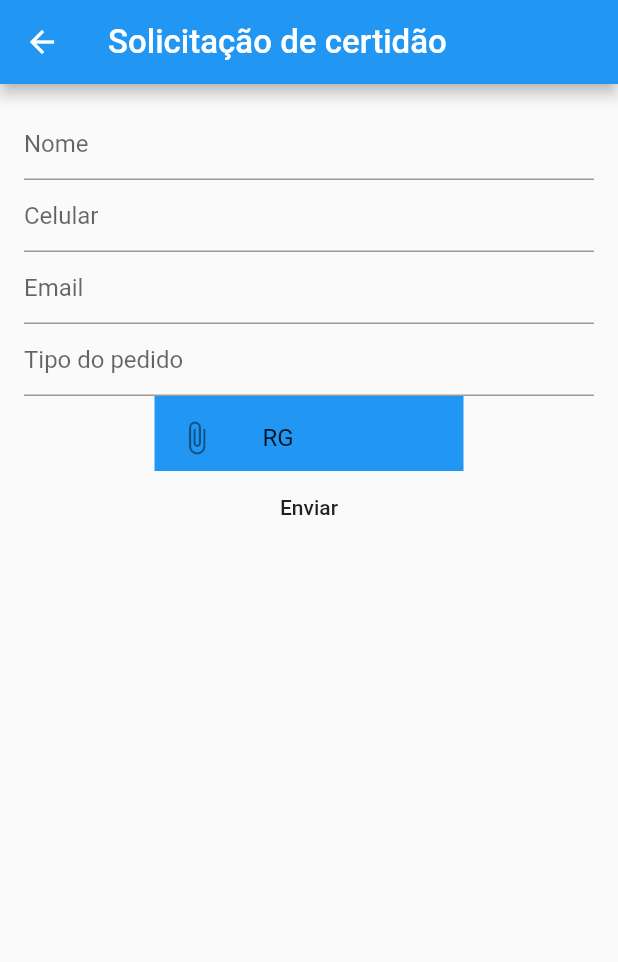
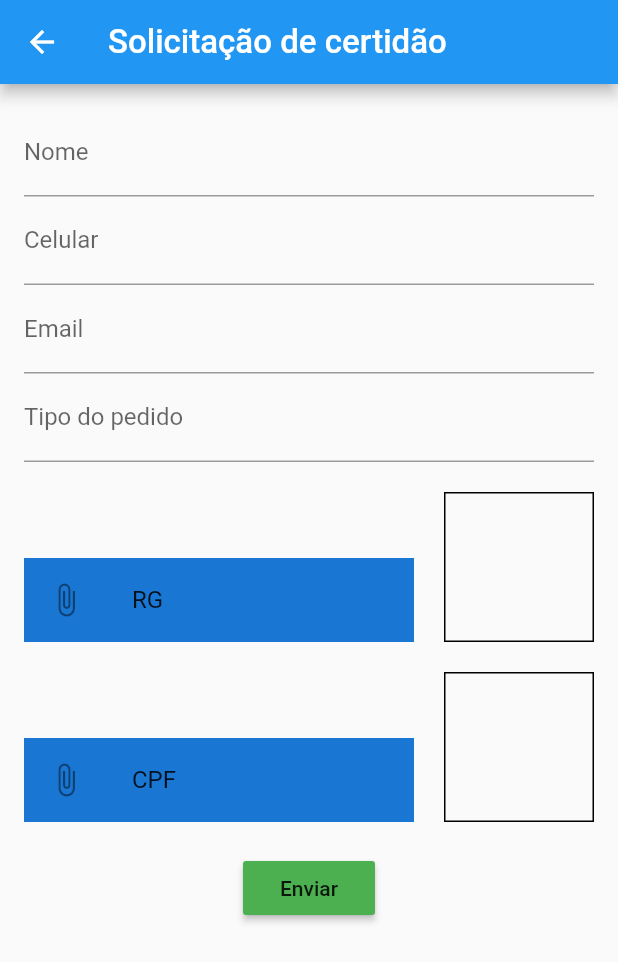
Before and after one commit to guilherme-n/PrototipoPreCadastro, a Flutter app: the screen it shows once a user with an empty profile is signed in, after a tap on "Solicitar certidão", on a phone screen of 412 x 824 dp. Shown: the top 962 px of the screen. Run offline on Flutter 3.47's test engine with Material 2 defaults, Android fonts, the phone set to English and light mode, and no system bars; our stand-ins replace cloud_firestore, firebase_auth, firebase_storage, flutter_local_notifications, image_picker, mask_text_input_formatter and 1 more; accounts and stored records are empty.

Commit message:
Tela de envio: de solicitado: validação de campos em branco, alteração no layout do botão de anexar imagem, miniatura da imagem anexada. Tela de solicitações feitas: formatação da data e tratamento de erro quando a data não estava disponível.

```diff
--- a/lib/components/alert_dialog.dart
+++ b/lib/components/alert_dialog.dart
@@ -8,8 +8,10 @@ Future alertDialog(
     @required String conteudo}) {
   if (Platform.isIOS) {
     return showDialog(
+      barrierDismissible: false,
       context: context,
       builder: (context) => CupertinoAlertDialog(
+
         title: Text(titulo),
         content: Text(conteudo),
         actions: <Widget>[
@@ -24,6 +26,7 @@ Future alertDialog(
     );
   } else {
     return showDialog(
+      barrierDismissible: false,
       context: context,
       builder: (context) => AlertDialog(
         title: Text(titulo),
--- a/lib/main.dart
+++ b/lib/main.dart
@@ -3,7 +3,6 @@ import 'package:flutter/services.dart';
 import 'package:prototipo1precadastro/Util/configuracoes_globais.dart';
 import 'package:prototipo1precadastro/screens/cadastro_usuario.dart';
 import 'package:prototipo1precadastro/screens/criacao_solicitacao.dart';
-import 'package:prototipo1precadastro/screens/home.dart';
 import 'package:prototipo1precadastro/screens/home.dart';
 import 'package:prototipo1precadastro/screens/login.dart';
 import 'package:prototipo1precadastro/screens/resetar_senha.dart';
--- a/lib/models/pedido.dart
+++ b/lib/models/pedido.dart
@@ -1,13 +1,17 @@
 import 'package:prototipo1precadastro/models/solicitante.dart';
 
 class Pedido {
-  final String idUsuario;
-  final String tipoPedido;
-  final Solicitante solicitante;
-  final DateTime dataSolicitacao;
+  String idUsuario;
+  String tipoPedido;
+  Solicitante solicitante;
+  DateTime dataSolicitacao;
 
-  Pedido(
-      {this.idUsuario, this.tipoPedido, this.solicitante, this.dataSolicitacao});
+  Pedido({
+    this.idUsuario,
+    this.tipoPedido,
+    this.solicitante,
+    this.dataSolicitacao,
+  });
 
   Map<String, dynamic> toJson() {
     return {
--- a/lib/models/solicitante.dart
+++ b/lib/models/solicitante.dart
@@ -1,7 +1,7 @@
 class Solicitante {
-  final String nome;
-  final String email;
-  final String celular;
+  String nome;
+  String email;
+  String celular;
 
   Solicitante({this.nome, this.email, this.celular});
 
--- a/lib/screens/configuracoes.dart
+++ b/lib/screens/configuracoes.dart
@@ -7,16 +7,15 @@ class Configuracoes extends StatelessWidget {
   Widget build(BuildContext context) {
     return Scaffold(
       appBar: header(isAppTitle: false, texto: 'Configuracoes'),
-      body: Column(
-        children: <Widget>[
-          FlatButton(
+      body: Center(
+        child: FlatButton(
+          color: Colors.yellow,
           child: Text('Sair'),
           onPressed: () async{
             AuthService auth = AuthService();
             auth.signout();
           },
         ),
-        ],
       ),
     );
   }
--- a/lib/screens/criacao_solicitacao.dart
+++ b/lib/screens/criacao_solicitacao.dart
@@ -12,11 +12,12 @@ import 'dart:io';
 import 'package:image_picker/image_picker.dart';
 import 'package:uuid/uuid.dart';
 import 'package:image/image.dart' as Im;
+import 'package:mask_text_input_formatter/mask_text_input_formatter.dart';
 
 const String _kTextoTituloDialog =
     'Escolha de onde gostaria de enviar o documento';
-const String _kTextoImgDaCamera = 'Através da camera';
-const String _kTextoImgDaGaleria = 'Documento da galeria de imagens';
+const String _kTextoImgDaCamera = 'Câmera';
+const String _kTextoImgDaGaleria = 'Galeria de imagens';
 
 class CriacaoSolicitacao extends StatefulWidget {
   static const String id = 'criacao_solicitacao';
@@ -28,6 +29,8 @@ class CriacaoSolicitacao extends StatefulWidget {
 class _CriacaoSolicitacaoState extends State<CriacaoSolicitacao> {
   Firestore _firestore = Firestore.instance;
   FirebaseUser _firebaseUser;
+  Pedido pedido = Pedido();
+  final _globalKeyForm = GlobalKey<FormState>();
 
   final StorageReference storageRef = FirebaseStorage.instance.ref();
   final pedidosRef = Firestore.instance.collection('pedidos');
@@ -35,14 +38,9 @@ class _CriacaoSolicitacaoState extends State<CriacaoSolicitacao> {
   bool _isCarregando = false;
   File file;
   String idDocumento = Uuid().v4();
-  final TextEditingController _textEditingControllerNome =
-      new TextEditingController();
-  final TextEditingController _textEditingControllerCelular =
-      new TextEditingController();
-  final TextEditingController _textEditingControllerEmail =
-      new TextEditingController();
-  final TextEditingController _textEditingControllerTipopedido =
-      new TextEditingController();
+
+  final mascaraCelular = new MaskTextInputFormatter(
+      mask: '(##) #####-####', filter: {"#": RegExp(r'[0-9]')});
 
   @override
   void initState() {
@@ -60,37 +58,102 @@ class _CriacaoSolicitacaoState extends State<CriacaoSolicitacao> {
         padding: const EdgeInsets.all(16.0),
         child: ModalProgressHUD(
           inAsyncCall: _isCarregando,
+          child: formNovo(),
+        ),
+      ),
+    );
+  }
+
+  Form formNovo() {
+    return Form(
+      key: _globalKeyForm,
+      child: SingleChildScrollView(
         child: Column(
           children: <Widget>[
-              TextField(
-                decoration: InputDecoration(
-                  hintText: 'Nome',
+            TextFormField(
+              decoration: InputDecoration(labelText: 'Nome'),
+              validator: (value) {
+                if (value.isEmpty) {
+                  return 'Preencha o nome';
+                }
+                return null;
+              },
+              onSaved: (value) {
+                this.pedido.solicitante.nome = value;
+              },
             ),
-                controller: _textEditingControllerNome,
+            TextFormField(
+              decoration: InputDecoration(labelText: 'Celular'),
+              keyboardType: TextInputType.number,
+              inputFormatters: [mascaraCelular],
+              validator: (value) {
+                if (value.isEmpty) {
+                  return 'Preencha o celular';
+                }
+                return null;
+              },
+              onSaved: (value) {
+                this.pedido.solicitante.celular = value;
+              },
             ),
-              TextField(
-                decoration: InputDecoration(
-                  hintText: 'Celular',
+            TextFormField(
+              decoration: InputDecoration(labelText: 'Email'),
+              keyboardType: TextInputType.emailAddress,
+              validator: (value) {
+                if (value.isEmpty) {
+                  return 'Preencha o email';
+                }
+                return null;
+              },
+              onSaved: (value) {
+                this.pedido.solicitante.email = value;
+              },
             ),
-                controller: _textEditingControllerCelular,
+            TextFormField(
+              decoration: InputDecoration(labelText: 'Tipo do pedido'),
+              validator: (value) {
+                if (value.isEmpty) {
+                  return 'Preencha o tipo do pedido';
+                }
+                return null;
+              },
+              onSaved: (value) {
+                this.pedido.tipoPedido = value;
+              },
             ),
-              TextField(
-                decoration: InputDecoration(
-                  hintText: 'Email',
+            SizedBox(
+              height: 20.0,
             ),
-                controller: _textEditingControllerEmail,
+            BotaoEImagem(textoBotao: 'RG', posicaoArrayImagens: 0),
+            SizedBox(height: 20.0),
+            BotaoEImagem(textoBotao: 'CPF', posicaoArrayImagens: 1),
+            SizedBox(height: 20.0),
+            RaisedButton(
+              color: Colors.green,
+              child: const Text(
+                'Enviar',
               ),
-              TextField(
-                decoration: InputDecoration(
-                  hintText: 'Tipo do pedido',
+              onPressed: _submit,
             ),
-                controller: _textEditingControllerTipopedido,
+          ],
         ),
-              Container(
-                height: 50.0,
-                width: MediaQuery.of(context).size.width / 2,
-                color: Theme.of(context).primaryColor,
+      ),
+    );
+  }
+
+  Row BotaoEImagem(
+      {@required String textoBotao, @required int posicaoArrayImagens}) {
+    return Row(
+      crossAxisAlignment: CrossAxisAlignment.end,
+      children: <Widget>[
+        Expanded(
+          child: Container(
+            color: MediaQuery.of(context).platformBrightness == Brightness.light
+                ? Theme.of(context).primaryColorDark
+                : Theme.of(context).primaryColorLight,
             child: ListTile(
+              leading: Icon(Icons.attach_file),
+              title: Text(textoBotao),
               onTap: () {
                 if (file == null) {
                   Platform.isIOS
@@ -98,8 +161,6 @@ class _CriacaoSolicitacaoState extends State<CriacaoSolicitacao> {
                       : selectImageAndroid(context);
                 }
               },
-                  leading: const Icon(Icons.attach_file),
-                  title: const Text('RG'),
               trailing: Visibility(
                 visible: file != null,
                 child: IconButton(
@@ -115,50 +176,43 @@ class _CriacaoSolicitacaoState extends State<CriacaoSolicitacao> {
                 ),
               ),
             ),
-//                  child: Row(
-//                    mainAxisAlignment: MainAxisAlignment.center,
-//                    children: <Widget>[
-//                      Icon(Icons.attach_file),
-//                      Text('RG'),
-//                    ],
-//                  ),
           ),
-              FlatButton(
-                  child: const Text(
-                    'Enviar',
         ),
-                  onPressed: _enviarSolicitacao),
-            ],
+        SizedBox(
+          width: 20.0,
+        ),
+        Container(
+          width: 100.0,
+          height: 100.0,
+          decoration: BoxDecoration(
+            border: Border.all(),
+            image: file == null
+                ? null
+                : DecorationImage(
+                    image: FileImage(file),
+                    fit: BoxFit.fill,
                   ),
           ),
         ),
+      ],
     );
   }
 
-  void _enviarSolicitacao() async {
+  void _submit() async {
     setState(() {
       _isCarregando = true;
     });
 
+    if (!_globalKeyForm.currentState.validate()) {
+      return;
+    }
+
+    pedido.solicitante = Solicitante();
+    _globalKeyForm.currentState.save();
+    pedido.dataSolicitacao = DateTime.now();
+    pedido.idUsuario = _firebaseUser.uid;
+
     try {
-      String nome = _textEditingControllerNome.text;
-      String celular = _textEditingControllerCelular.text;
-      String email = _textEditingControllerEmail.text;
-      String tipoPedido = _textEditingControllerTipopedido.text;
-
-      Solicitante solicitante = Solicitante(
-        nome: nome,
-        celular: celular,
-        email: email,
-      );
-
-      Pedido pedido = Pedido(
-        dataSolicitacao: DateTime.now(),
-        solicitante: solicitante,
-        tipoPedido: tipoPedido,
-        idUsuario: _firebaseUser.uid,
-      );
-
       DocumentReference resultado =
           await _firestore.collection('pedidos').add(pedido.toJson());
 
@@ -175,10 +229,10 @@ class _CriacaoSolicitacaoState extends State<CriacaoSolicitacao> {
         idDocumento = Uuid().v4();
       });
 
-      if (resultado != null) {
+      if (true) {
         await alertDialog(
           context: context,
-          titulo: "Criado com sucesso",
+          titulo: "Enviado com sucesso.",
           conteudo:
               "Agora é só aguardar. Em poucas horas seu pedido será analisado.",
         );
@@ -186,10 +240,33 @@ class _CriacaoSolicitacaoState extends State<CriacaoSolicitacao> {
         Navigator.of(context).pop();
       }
     } catch (e) {
-      print(e);
-    } finally {
+      Scaffold.of(context).showSnackBar(
+        SnackBar(content: Text(e)),
+      );
+    }
+    setState(() {
       _isCarregando = false;
+    });
   }
+
+  handleTakePhoto() async {
+    Navigator.pop(context);
+    File file = await ImagePicker.pickImage(
+      source: ImageSource.camera,
+      maxHeight: 675,
+      maxWidth: 960,
+    );
+    setState(() {
+      this.file = file;
+    });
+  }
+
+  handleChooseFromGallery() async {
+    Navigator.pop(context);
+    File file = await ImagePicker.pickImage(source: ImageSource.gallery);
+    setState(() {
+      this.file = file;
+    });
   }
 
   selectImageAndroid(parentContext) {
@@ -219,8 +296,7 @@ class _CriacaoSolicitacaoState extends State<CriacaoSolicitacao> {
       context: context,
       builder: (context) {
         return CupertinoActionSheet(
-          title: Text('Seleção de documento'),
-          message: Text(_kTextoTituloDialog),
+          title: Text(_kTextoTituloDialog),
           cancelButton: CupertinoActionSheetAction(
             child: Text('Cancelar'),
             onPressed: () {
@@ -244,26 +320,6 @@ class _CriacaoSolicitacaoState extends State<CriacaoSolicitacao> {
         );
       },
     );
-  }
-
-  handleTakePhoto() async {
-    Navigator.pop(context);
-    File file = await ImagePicker.pickImage(
-      source: ImageSource.camera,
-      maxHeight: 675,
-      maxWidth: 960,
-    );
-    setState(() {
-      this.file = file;
-    });
-  }
-
-  handleChooseFromGallery() async {
-    Navigator.pop(context);
-    File file = await ImagePicker.pickImage(source: ImageSource.gallery);
-    setState(() {
-      this.file = file;
-    });
   }
 
   Future<String> uploadImage(imageFile) async {
--- a/lib/screens/solicitacoes_feitas.dart
+++ b/lib/screens/solicitacoes_feitas.dart
@@ -21,6 +21,7 @@ class SolicitacoesFeitas extends StatelessWidget {
               stream: _refPedidos
                   .where('idUsuario',
                       isEqualTo: configuracao.getIdUsuarioAtual())
+                  .orderBy('dataSolicitacao', descending: true)
                   .snapshots(),
               builder: (context, snapshot) {
                 if (!snapshot.hasData) {
@@ -36,7 +37,7 @@ class SolicitacoesFeitas extends StatelessWidget {
 
                   cards.add(CardSolicitacoesFeitas(
                     texto: tipoCertidao,
-                    dataSolicitacao: dataSolicitacao.toDate(),
+                    dataSolicitacao: dataSolicitacao?.toDate(),
                   ));
                 }
 
--- a/pubspec.yaml
+++ b/pubspec.yaml
@@ -20,6 +20,7 @@ dependencies:
   image: ^2.1.12
   flutter_local_notifications: ^1.4.1
   intl: ^0.16.1
+  mask_text_input_formatter: ^1.0.6
 
   cupertino_icons: ^0.1.2
 
```
Also changed, not shown: lib/screens/tipos_solicitacao.dart (+17 -11 lines). Lines whose indentation alone changed are shown as unchanged.
